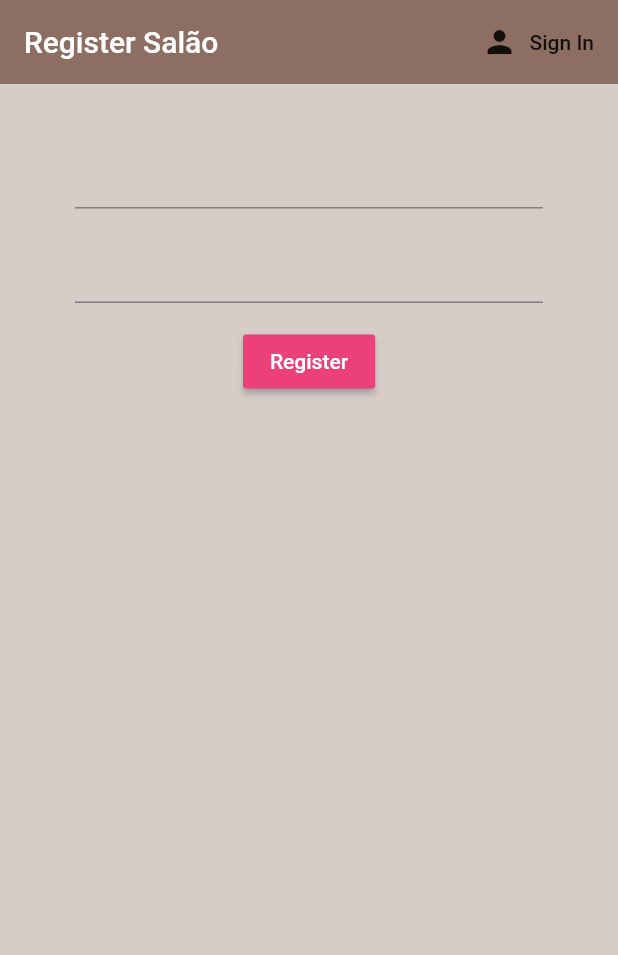
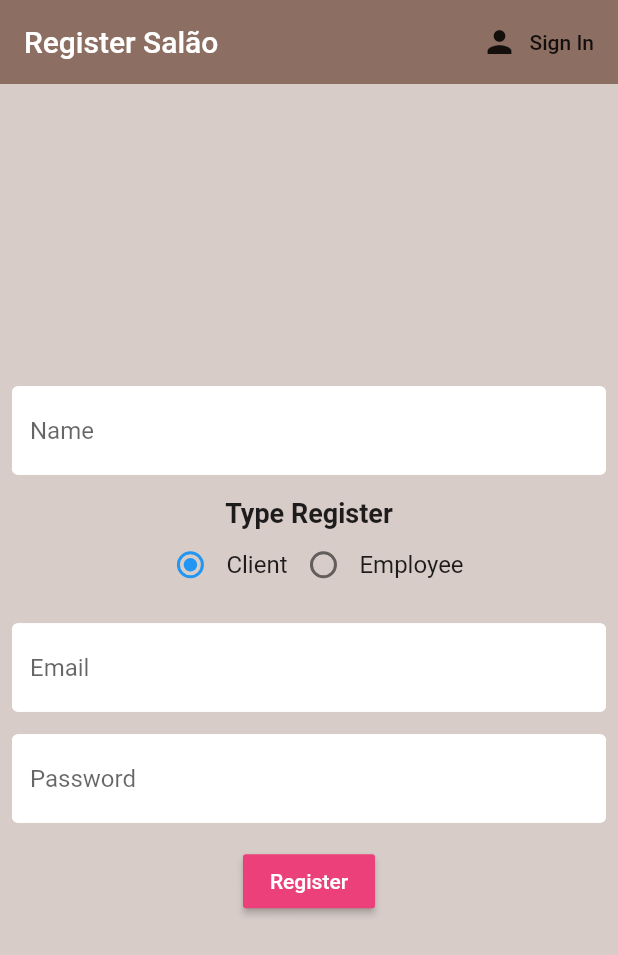
Before and after one commit to emmanoelpaim/desafioSalao, a Flutter app: the screen it shows after launch, after a tap on "Sign in", after a tap on "Register", on a phone screen of 412 x 824 dp. Shown: the top 955 px of the screen. Run offline on Flutter 3.47's test engine with Material 2 defaults, Android fonts, the phone set to English and light mode, and no system bars; our stand-ins replace cloud_firestore, firebase_auth, flutter_spinkit; accounts and stored records are empty.

Commit message:
Ajuste layout register,login. Adicionado a colection user com os campos name, type_register vinculado ao usuario de autenticacao pelo uid

```diff
--- a/lib/screens/authenticate/register.dart
+++ b/lib/screens/authenticate/register.dart
@@ -1,5 +1,7 @@
 import 'package:flutter/material.dart';
 import 'package:salao/services/auth.dart';
+import 'package:salao/shared/constants.dart';
+import 'package:salao/shared/loading.dart';
 
 class Register extends StatefulWidget {
   final Function toggleView;
@@ -13,14 +15,20 @@ class Register extends StatefulWidget {
 class _RegisterState extends State<Register> {
   final AuthService _auth = AuthService();
   final _formKey = GlobalKey<FormState>();
+  bool loading = false;
 
+  String name = '';
+  String typeRegister = 'C';
   String email = '';
   String password = '';
   String error = '';
+  String _groupTypeRegister = 'C';
 
   @override
   Widget build(BuildContext context) {
-    return Scaffold(
+    return loading
+        ? Loading()
+        : Scaffold(
             backgroundColor: Colors.brown[100],
             appBar: AppBar(
               backgroundColor: Colors.brown[400],
@@ -36,23 +44,78 @@ class _RegisterState extends State<Register> {
                 )
               ],
             ),
-      body: Container(
-        padding: EdgeInsets.symmetric(vertical: 20.0, horizontal: 50.0),
-        child: Form(
+            body: Center(
+              child: SingleChildScrollView(
+                padding: const EdgeInsets.all(8.0),
+                child: Center(
+                  child: Column(
+                    mainAxisAlignment: MainAxisAlignment.center,
+                    crossAxisAlignment: CrossAxisAlignment.center,
+                    children: <Widget>[
+                      Form(
                         key: _formKey,
                         child: Column(
                           children: <Widget>[
                             SizedBox(height: 15.0),
                             TextFormField(
-                validator: (val) => val.isEmpty ? 'Enter an email' : null,
+                              decoration: textInputDecoration.copyWith(
+                                  hintText: 'Name'),
+                              validator: (val) =>
+                                  val.isEmpty ? 'Enter a name' : null,
+                              onChanged: (val) {
+                                setState(() => name = val);
+                              },
+                            ),
+                            SizedBox(height: 15.0),
+                            new Text(
+                              'Type Register',
+                              style: new TextStyle(
+                                fontWeight: FontWeight.bold,
+                                fontSize: 18.0,
+                              ),
+                            ),
+                            new Row(
+                              mainAxisAlignment: MainAxisAlignment.center,
+                              children: <Widget>[
+                                new Radio(
+                                  value: 'C',
+                                  groupValue: _groupTypeRegister,
+                                  onChanged: _selectTypeRegister,
+                                ),
+                                new Text(
+                                  'Client',
+                                  style: new TextStyle(fontSize: 16.0),
+                                ),
+                                new Radio(
+                                  value: 'E',
+                                  groupValue: _groupTypeRegister,
+                                  onChanged: _selectTypeRegister,
+                                ),
+                                new Text(
+                                  'Employee',
+                                  style: new TextStyle(
+                                    fontSize: 16.0,
+                                  ),
+                                ),
+                              ],
+                            ),
+                            SizedBox(height: 15.0),
+                            TextFormField(
+                              decoration: textInputDecoration.copyWith(
+                                  hintText: 'Email'),
+                              validator: (val) =>
+                                  val.isEmpty ? 'Enter an email' : null,
                               onChanged: (val) {
                                 setState(() => email = val);
                               },
                             ),
                             SizedBox(height: 15.0),
                             TextFormField(
-                validator: (val) =>
-                    val.length < 6 ? 'Enter a password 6+ chars long' : null,
+                              decoration: textInputDecoration.copyWith(
+                                  hintText: 'Password'),
+                              validator: (val) => val.length < 6
+                                  ? 'Enter a password 6+ chars long'
+                                  : null,
                               obscureText: true,
                               onChanged: (val) {
                                 setState(() => password = val);
@@ -66,12 +129,17 @@ class _RegisterState extends State<Register> {
                                 style: TextStyle(color: Colors.white),
                               ),
                               onPressed: () async {
+                                setState(() => loading = true);
                                 if (_formKey.currentState.validate()) {
-                    dynamic result = await _auth.registerWithEmailAndPassword(
-                        email, password);
+                                  dynamic result =
+                                      await _auth.registerWithEmailAndPassword(
+                                          email, password, name,typeRegister);
 
                                   if (result == null) {
-                      setState(() => error = 'please supply a valid email');
+                                    setState(() {
+                                      error = 'please supply a valid email';
+                                      loading = false;
+                                    });
                                   }
                                 }
                               },
@@ -89,7 +157,23 @@ class _RegisterState extends State<Register> {
                           ],
                         ),
                       ),
+                    ],
+                  ),
+                ),
+              ),
             ),
           );
   }
+
+  void _selectTypeRegister(String value) {
+    setState(() {
+      if(value == 'C'){
+        typeRegister = 'C';
+        _groupTypeRegister = 'C';
+      }else{
+        typeRegister = 'E';
+        _groupTypeRegister = 'E';
       }
+    });
+  }
+}
--- a/lib/screens/authenticate/sign_in.dart
+++ b/lib/screens/authenticate/sign_in.dart
@@ -1,5 +1,7 @@
 import 'package:flutter/material.dart';
 import 'package:salao/services/auth.dart';
+import 'package:salao/shared/constants.dart';
+import 'package:salao/shared/loading.dart';
 
 class SignIn extends StatefulWidget {
   final Function toggleView;
@@ -13,15 +15,17 @@ class SignIn extends StatefulWidget {
 class _SignInState extends State<SignIn> {
   final AuthService _auth = AuthService();
   final _formKey = GlobalKey<FormState>();
+  bool loading = false;
 
   // text field state
   String email = '';
   String password = '';
   String error = '';
 
+
   @override
   Widget build(BuildContext context) {
-    return Scaffold(
+    return loading ? Loading() : Scaffold(
       backgroundColor: Colors.brown[100],
       appBar: AppBar(
         backgroundColor: Colors.brown[400],
@@ -45,6 +49,7 @@ class _SignInState extends State<SignIn> {
             children: <Widget>[
               SizedBox(height: 15.0),
               TextFormField(
+                decoration: textInputDecoration.copyWith(hintText: 'Email'),
                 validator: (val) => val.isEmpty ? 'Enter an email' : null,
                 onChanged: (val) {
                   setState(() => email = val);
@@ -52,8 +57,9 @@ class _SignInState extends State<SignIn> {
               ),
               SizedBox(height: 15.0),
               TextFormField(
+                decoration: textInputDecoration.copyWith(hintText: 'Password'),
                 validator: (val) =>
-                val.length < 6 ? 'Enter a password 6+ chars long' : null,
+                    val.length < 6 ? 'Enter a password 6+ chars long' : null,
                 obscureText: true,
                 onChanged: (val) {
                   setState(() => password = val);
@@ -68,10 +74,14 @@ class _SignInState extends State<SignIn> {
                 ),
                 onPressed: () async {
                   if (_formKey.currentState.validate()) {
-                    dynamic result = await _auth.signInWithEmailAndPassword(
-                        email, password);
+                    setState(() => loading = true);
+                    dynamic result =
+                        await _auth.signInWithEmailAndPassword(email, password);
                     if (result == null) {
-                      setState(() => error = 'could not sign in with those credentials');
+                      setState(() {
+                        error = 'could not sign in with those credentials';
+                        loading = false;
+                      });
                     }
                   }
                 },
@@ -89,19 +99,6 @@ class _SignInState extends State<SignIn> {
             ],
           ),
         ),
-//        botão para teste de login anonimo
-//        child: RaisedButton(
-//          child: Text('Login'),
-//          onPressed: () async {
-//            dynamic result = await _auth.signInAnon();
-//            if(result==null){
-//              print('error signing in');
-//            }else{
-//              print('signed in');
-//              print(result.uid);
-//            }
-//          },
-//        ),
       ),
     );
   }
--- a/lib/services/auth.dart
+++ b/lib/services/auth.dart
@@ -1,5 +1,6 @@
 import 'package:firebase_auth/firebase_auth.dart';
 import 'package:salao/models/user.dart';
+import 'package:salao/services/database.dart';
 
 class AuthService{
 
@@ -52,11 +53,14 @@ class AuthService{
 
   // register with email & password
 
-  Future registerWithEmailAndPassword(String email, String password) async {
+  Future registerWithEmailAndPassword(String email, String password,String name, String typeRegister) async {
     try{
       AuthResult  result = await _auth.createUserWithEmailAndPassword(email: email, password: password);
 
       FirebaseUser user = result.user;
+
+      // create new document for the user with the uid
+      await DatabaseService(uid: user.uid).updateUserData(name,typeRegister);
 
       return _userFromFirebaseUser(user);
     }catch(e){
--- /dev/null
+++ b/lib/services/database.dart
@@ -0,0 +1,21 @@
+import 'package:cloud_firestore/cloud_firestore.dart';
+
+
+class DatabaseService{
+
+  final String uid;
+
+  DatabaseService({this.uid});
+
+  // collection reference
+  final CollectionReference userCollection = Firestore.instance.collection('user');
+
+
+  Future updateUserData(String name,String typeRegister) async {
+    return await userCollection.document(uid).setData({
+      'name': name,
+      'type_register': typeRegister
+    });
+
+  }
+}
--- /dev/null
+++ b/lib/shared/constants.dart
@@ -0,0 +1,19 @@
+import 'package:flutter/material.dart';
+
+const textInputDecoration = InputDecoration(
+  hintText: 'Email',
+  fillColor: Colors.white,
+  filled: true,
+  enabledBorder: OutlineInputBorder(
+    borderSide: BorderSide(
+      color: Colors.white,
+      width: 2.0,
+    ),
+  ),
+  focusedBorder: OutlineInputBorder(
+    borderSide: BorderSide(
+      color: Colors.pink,
+      width: 2.0,
+    ),
+  ),
+);
--- /dev/null
+++ b/lib/shared/loading.dart
@@ -0,0 +1,17 @@
+import 'package:flutter/material.dart';
+import 'package:flutter_spinkit/flutter_spinkit.dart';
+
+class Loading extends StatelessWidget {
+  @override
+  Widget build(BuildContext context) {
+    return Container(
+      color: Colors.brown[100],
+      child: Center(
+        child: SpinKitChasingDots(
+          color: Colors.brown,
+          size: 50.0,
+        ),
+      ),
+    );
+  }
+}
--- a/pubspec.yaml
+++ b/pubspec.yaml
@@ -26,6 +26,7 @@ dependencies:
   firebase_auth: ^0.14.0+5
   cloud_firestore: ^0.12.9+4
   provider: ^4.0.2
+  flutter_spinkit: ^4.1.1+1
 
 
 dev_dependencies:
```
Also changed, not shown: pubspec.lock. Lines whose indentation alone changed are shown as unchanged.
